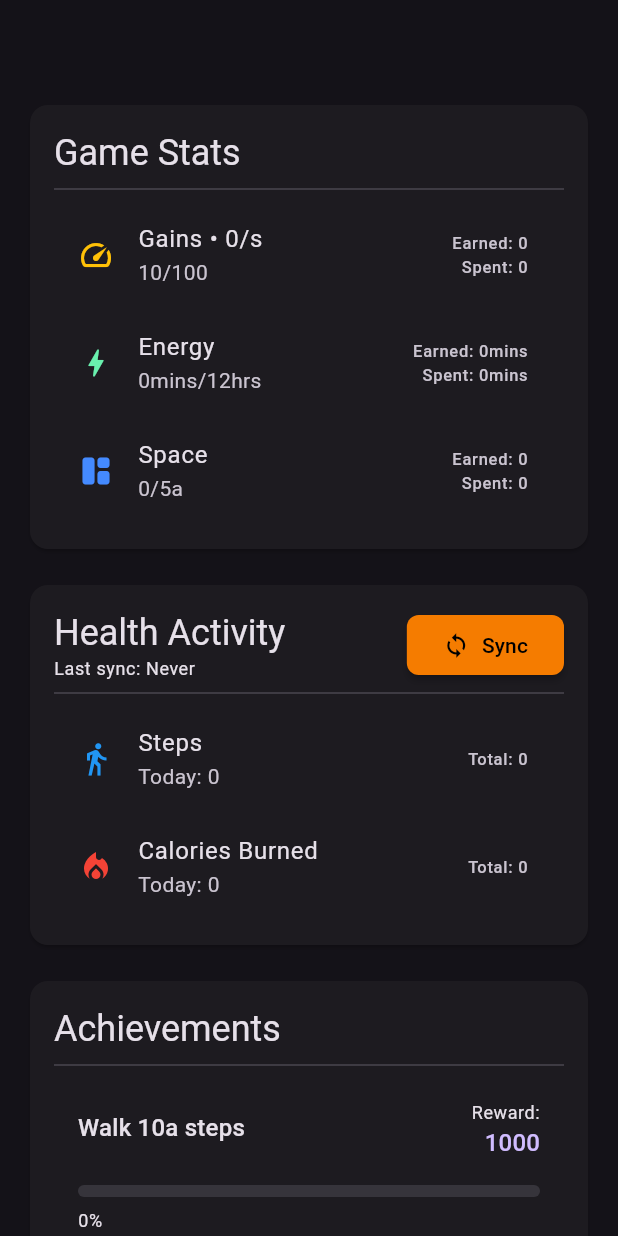
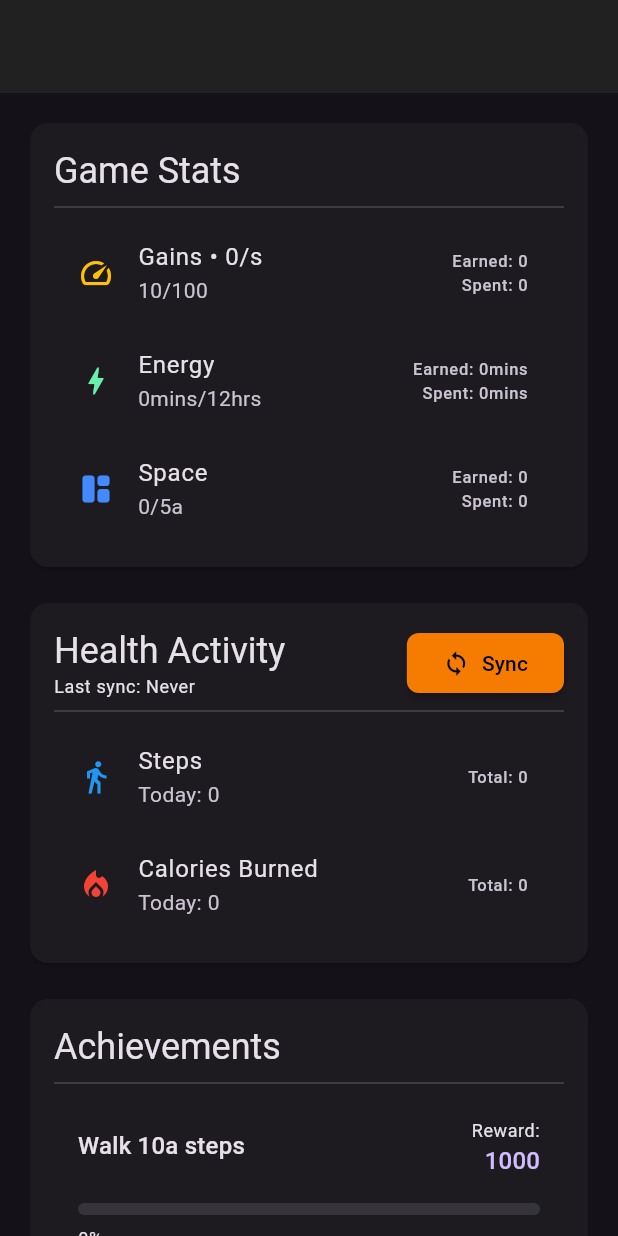
Before and after one commit to enzosv/idlefit-flutter, a Flutter app: the StatsScreen widget shown alone on an empty page, opened directly, on a phone screen of 412 x 824 dp. Run offline on Flutter 3.47's test engine with Material 3 defaults, Android fonts, the phone set to English and light mode, and no system bars; drawn by our look-alikes of google_mobile_ads; our stand-ins replace objectbox, shared_preferences; missing offline and left inert: flame, health; accounts and stored records are empty; generated files the repository leaves out were written again; network calls fail.

Commit message:
adjust banner background

```diff
--- a/lib/screens/stats_screen.dart
+++ b/lib/screens/stats_screen.dart
@@ -1,4 +1,5 @@
 import 'package:flutter/material.dart';
+import 'package:idlefit/constants.dart';
 import 'package:idlefit/widgets/achievement_list.dart';
 import 'package:idlefit/widgets/health_stats_card.dart';
 import 'package:idlefit/widgets/game_stats_card.dart';
@@ -13,7 +14,10 @@ class StatsScreen extends StatelessWidget {
       top: false,
       child: Column(
         children: [
-          Container(height: MediaQuery.paddingOf(context).top),
+          Container(
+            height: MediaQuery.paddingOf(context).top,
+            color: Constants.barColor,
+          ),
           const BannerAdWidget(),
           // Stats cards
           Expanded(
--- a/lib/widgets/banner_ad_widget.dart
+++ b/lib/widgets/banner_ad_widget.dart
@@ -1,6 +1,7 @@
 import 'package:flutter/material.dart';
 import 'package:google_mobile_ads/google_mobile_ads.dart';
 import '../services/ad_service.dart';
+import '../constants.dart';
 
 class BannerAdWidget extends StatefulWidget {
   const BannerAdWidget({super.key});
@@ -38,13 +39,21 @@ class _BannerAdWidgetState extends State<BannerAdWidget> {
   @override
   Widget build(BuildContext context) {
     if (!_isAdLoaded || _bannerAd == null) {
-      return const SizedBox(height: 50); // Placeholder height for the ad
+      return SizedBox(
+        height: 50, // TODO: height of currency bar
+        width: MediaQuery.of(context).size.width,
+      ); // Placeholder height for the ad
     }
 
-    return SizedBox(
-      width: _bannerAd!.size.width.toDouble(),
-      height: _bannerAd!.size.height.toDouble(),
-      child: AdWidget(ad: _bannerAd!),
+    return Container(
+      padding: const EdgeInsets.only(left: 12, right: 12, bottom: 12),
+      decoration: BoxDecoration(color: Constants.barColor),
+      width: MediaQuery.of(context).size.width,
+      child: SizedBox(
+        width: _bannerAd!.size.width.toDouble(),
+        height: _bannerAd!.size.height.toDouble(),
+        child: AdWidget(ad: _bannerAd!),
+      ),
     );
   }
 }
```
